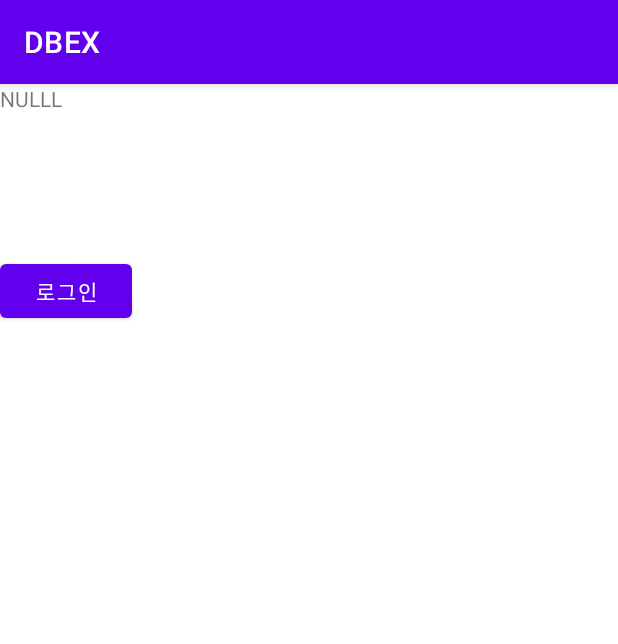
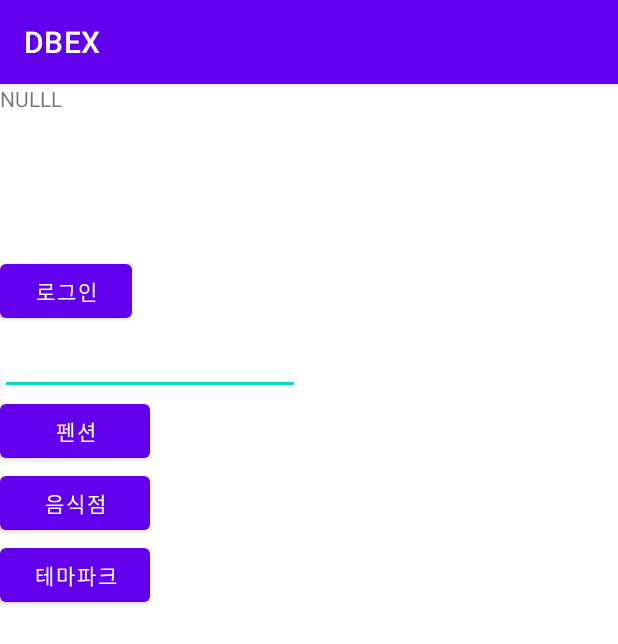
Before and after one commit to kOsari59/DBEX, an Android app: the screen it shows after launch (MainActivity), on a phone screen of 412 x 824 dp. Shown: the top 644 px of the screen. Run offline under Robolectric (Android 15) with nearby library versions, the phone set to English and light mode, and no system bars; our stand-ins replace Volley; 1 statement that could not run was skipped.

Commit message:
메인수정

```diff
--- a/app/src/main/res/layout/activity_main.xml
+++ b/app/src/main/res/layout/activity_main.xml
@@ -1,9 +1,10 @@
 <?xml version="1.0" encoding="utf-8"?>
-<androidx.constraintlayout.widget.ConstraintLayout xmlns:android="http://schemas.android.com/apk/res/android"
+<LinearLayout xmlns:android="http://schemas.android.com/apk/res/android"
     xmlns:app="http://schemas.android.com/apk/res-auto"
     xmlns:tools="http://schemas.android.com/tools"
     android:layout_width="match_parent"
     android:layout_height="match_parent"
+    android:orientation="vertical"
     tools:context=".MainActivity">
 
     <TextView
@@ -20,6 +21,29 @@
         android:layout_height="wrap_content"
         android:text="로그인"
         app:layout_constraintTop_toBottomOf="@+id/textView2" />
+    <EditText
+        android:id="@+id/station"
+        android:layout_width="200dp"
+        android:layout_height="wrap_content"
+        />
+    <Button
+        android:id="@+id/pension"
+        android:layout_width="100dp"
+        android:layout_height="wrap_content"
+        android:text="펜션"
+        />
+    <Button
+        android:id="@+id/restaurant"
+        android:layout_width="100dp"
+        android:layout_height="wrap_content"
+        android:text="음식점"
+        />
+    <Button
+        android:id="@+id/theme"
+        android:layout_width="100dp"
+        android:layout_height="wrap_content"
+        android:text="테마파크"
+        />
 
 
-</androidx.constraintlayout.widget.ConstraintLayout>
+</LinearLayout>
```
